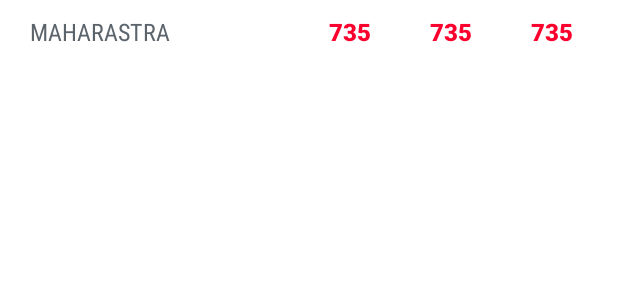
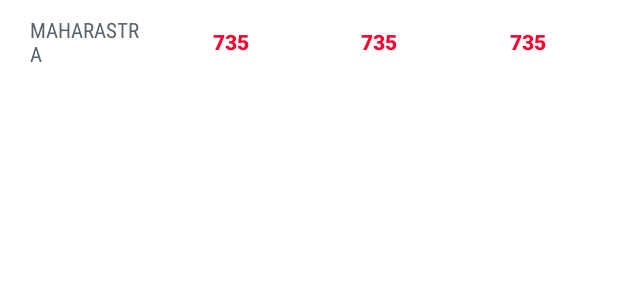
Before and after one commit to iamarjun/Covid19Tracker, an Android app: the layout item_country.xml on its own in the app's theme, with its tools: preview values and no code run, on a phone screen of 412 x 824 dp. Shown: the top 300 px of the screen. Run offline under Robolectric (Android 15) with nearby library versions, the phone set to English and light mode, and no system bars.

Commit message:
modify spacing

```diff
--- a/app/src/main/res/layout/item_country.xml
+++ b/app/src/main/res/layout/item_country.xml
@@ -14,7 +14,7 @@
         android:orientation="horizontal"
         android:paddingStart="8dp"
         android:paddingEnd="8dp"
-        android:weightSum="6">
+        android:weightSum="12">
 
         <TextView
             android:id="@+id/country"
@@ -28,7 +28,6 @@
             android:fontFamily="sans-serif-condensed"
             android:padding="8dp"
             android:textColor="@color/gray"
-            android:textSize="16sp"
             tools:text="MAHARASTRA" />
 
         <TextView
@@ -39,12 +38,11 @@
             android:layout_marginTop="2dp"
             android:layout_marginEnd="4dp"
             android:layout_marginBottom="2dp"
-            android:layout_weight="1"
+            android:layout_weight="3"
             android:fontFamily="sans-serif-black"
             android:gravity="center"
             android:padding="8dp"
             android:textColor="@color/red"
-            android:textSize="16sp"
             android:textStyle="bold"
             tools:text="735" />
 
@@ -56,12 +54,11 @@
             android:layout_marginTop="2dp"
             android:layout_marginEnd="4dp"
             android:layout_marginBottom="2dp"
-            android:layout_weight="1"
+            android:layout_weight="3"
             android:fontFamily="sans-serif-black"
             android:gravity="center"
             android:padding="8dp"
             android:textColor="@color/red"
-            android:textSize="16sp"
             android:textStyle="bold"
             tools:text="735" />
 
@@ -73,12 +70,11 @@
             android:layout_marginTop="2dp"
             android:layout_marginEnd="4dp"
             android:layout_marginBottom="2dp"
-            android:layout_weight="1"
+            android:layout_weight="3"
             android:fontFamily="sans-serif-black"
             android:gravity="center"
             android:padding="8dp"
             android:textColor="@color/red"
-            android:textSize="16sp"
             android:textStyle="bold"
             tools:text="735" />
 
```
